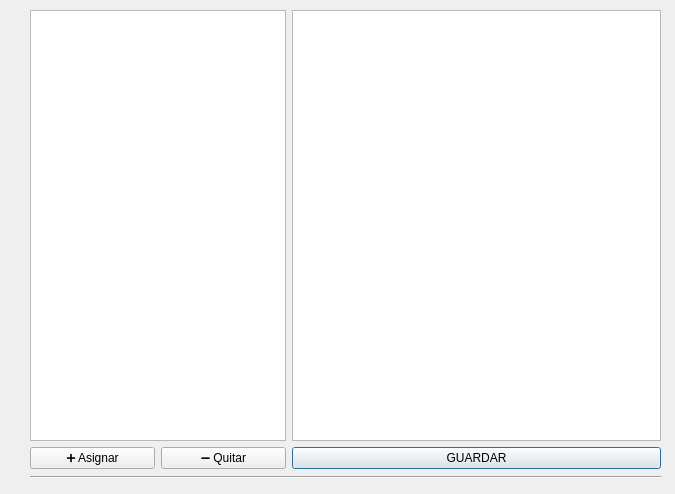
The window that ui/permisos_usuario.ui (Musthia/base-deposito) describes before a commit, drawn with Qt 5.
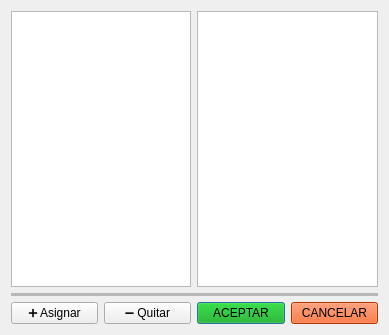
The same window after the commit.

Commit message: funcion edicion de usuario completa

```diff
--- a/ui/permisos_usuario.ui
+++ b/ui/permisos_usuario.ui
@@ -6,69 +6,81 @@
    <rect>
     <x>0</x>
     <y>0</y>
-    <width>675</width>
-    <height>494</height>
+    <width>389</width>
+    <height>335</height>
    </rect>
   </property>
   <property name="windowTitle">
    <string>Editar Usuario</string>
   </property>
-  <widget class="QWidget" name="layoutWidget">
-   <property name="geometry">
-    <rect>
-     <x>30</x>
-     <y>10</y>
-     <width>631</width>
-     <height>471</height>
-    </rect>
-   </property>
    <layout class="QGridLayout" name="gridLayout">
-    <item row="2" column="1" rowspan="2" colspan="5">
-     <widget class="Line" name="line">
-      <property name="baseSize">
-       <size>
-        <width>0</width>
-        <height>0</height>
-       </size>
-      </property>
-      <property name="orientation">
-       <enum>Qt::Orientation::Horizontal</enum>
-      </property>
-     </widget>
-    </item>
-    <item row="0" column="1" colspan="4">
+   <item row="0" column="0" colspan="2">
      <widget class="QListView" name="listView_permisos_disponibles"/>
     </item>
-    <item row="0" column="5">
+   <item row="2" column="2">
+    <widget class="QPushButton" name="pushButton_guardar">
+     <property name="styleSheet">
+      <string notr="true">background-color: rgb(0, 170, 0);
+font: 900 9pt &quot;Segoe UI&quot;;</string>
+     </property>
+     <property name="text">
+      <string>ACEPTAR</string>
+     </property>
+    </widget>
+   </item>
+   <item row="2" column="0">
+    <widget class="QPushButton" name="pushButton_asignar">
+     <property name="styleSheet">
+      <string notr="true">alternate-background-color: rgb(0, 170, 0);</string>
+     </property>
+     <property name="text">
+      <string>➕ Asignar</string>
+     </property>
+    </widget>
+   </item>
+   <item row="0" column="2" colspan="2">
      <widget class="QListView" name="listView_permisos_asignados">
       <property name="enabled">
        <bool>true</bool>
       </property>
      </widget>
     </item>
-    <item row="1" column="5">
-     <widget class="QPushButton" name="pushButton_guardar">
+   <item row="2" column="3">
+    <widget class="QPushButton" name="pushButton_guardar_2">
+     <property name="styleSheet">
+      <string notr="true">
+font: 700 11pt &quot;Arial&quot;;
+background-color: rgb(252, 73, 2);</string>
+     </property>
       <property name="text">
-       <string>GUARDAR</string>
+      <string>CANCELAR</string>
       </property>
      </widget>
     </item>
-    <item row="1" column="3" colspan="2">
+   <item row="2" column="1">
      <widget class="QPushButton" name="pushButton_quitar">
+     <property name="styleSheet">
+      <string notr="true">alternate-background-color: rgb(170, 170, 0);</string>
+     </property>
       <property name="text">
        <string>➖ Quitar</string>
       </property>
      </widget>
     </item>
-    <item row="1" column="1" colspan="2">
-     <widget class="QPushButton" name="pushButton_asignar">
-      <property name="text">
-       <string>➕ Asignar</string>
+   <item row="1" column="0" colspan="4">
+    <widget class="Line" name="line">
+     <property name="lineWidth">
+      <number>0</number>
+     </property>
+     <property name="midLineWidth">
+      <number>1000</number>
+     </property>
+     <property name="orientation">
+      <enum>Qt::Orientation::Horizontal</enum>
       </property>
      </widget>
     </item>
    </layout>
-  </widget>
  </widget>
  <resources/>
  <connections/>
```
Lines whose indentation alone changed are shown as unchanged. The commit also changes 6 other files.
